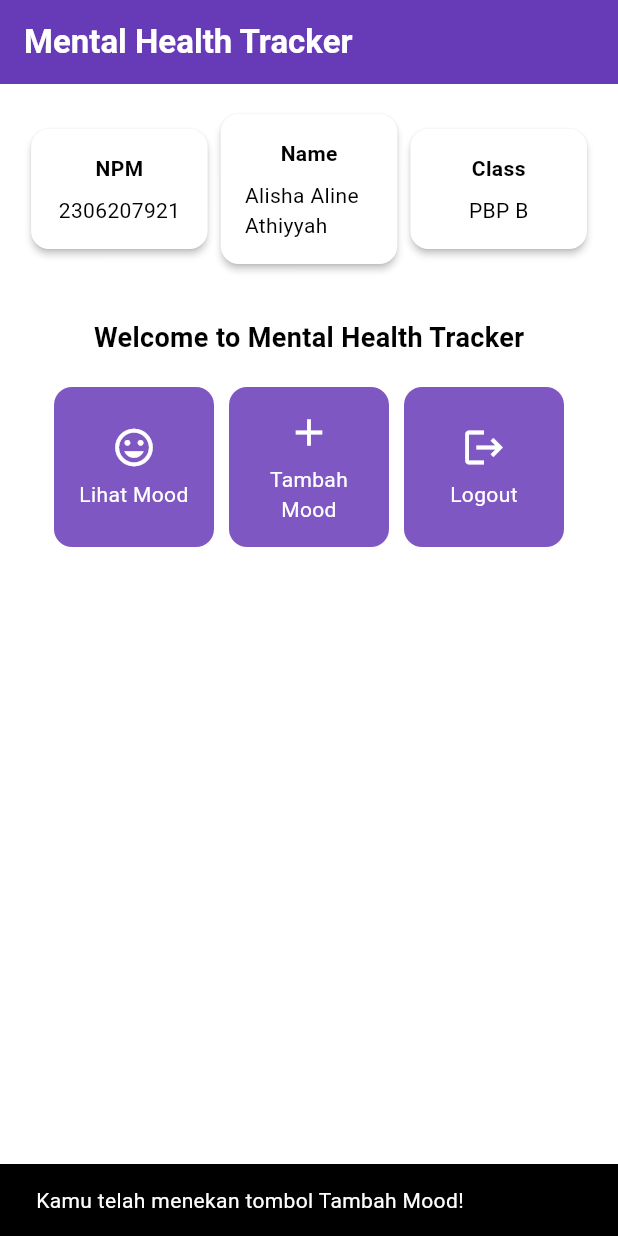
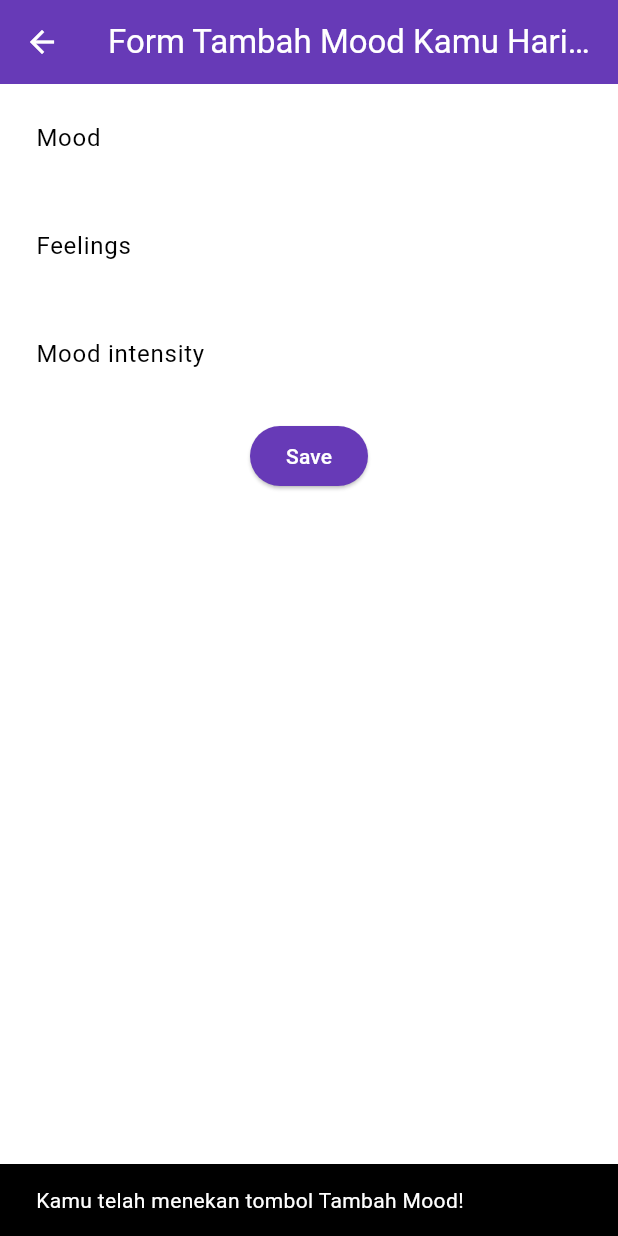
Before and after one commit to alinealisha/mental-health-tracker-mobile, a Flutter app: the screen it shows after launch, after a tap on "Tambah Mood", on a phone screen of 412 x 824 dp. Run offline on Flutter 3.47's test engine with Material 3 defaults, Android fonts, the phone set to English and light mode, and no system bars.

Commit message:
Tutorial 7

```diff
--- a/lib/main.dart
+++ b/lib/main.dart
@@ -1,5 +1,5 @@
 import 'package:flutter/material.dart';
-import 'package:mental_health_tracker/menu.dart';
+import 'package:mental_health_tracker/screens/menu.dart';
 
 void main() {
   runApp(const MyApp());
--- a/lib/menu.dart
+++ /dev/null
@@ -1,190 +0,0 @@
-import 'package:flutter/material.dart';
-
-class MyHomePage extends StatelessWidget {
-  final String npm = '2306207921'; // NPM
-  final String name = 'Alisha Aline Athiyyah'; // Nama
-  final String className = 'PBP B'; // Kelas
-
-  MyHomePage({super.key});
-
-    @override
-    Widget build(BuildContext context) {
-      // Scaffold menyediakan struktur dasar halaman dengan AppBar dan body.
-      return Scaffold(
-        // AppBar adalah bagian atas halaman yang menampilkan judul.
-        appBar: AppBar(
-          // Judul aplikasi "Mental Health Tracker" dengan teks putih dan tebal.
-          title: const Text(
-            'Mental Health Tracker',
-            style: TextStyle(
-              color: Colors.white,
-              fontWeight: FontWeight.bold,
-            ),
-          ),
-          // Warna latar belakang AppBar diambil dari skema warna tema aplikasi.
-          backgroundColor: Theme.of(context).colorScheme.primary,
-        ),
-        // Body halaman dengan padding di sekelilingnya.
-        body: Padding(
-          padding: const EdgeInsets.all(16.0),
-          // Menyusun widget secara vertikal dalam sebuah kolom.
-          child: Column(
-            crossAxisAlignment: CrossAxisAlignment.center,
-            children: [
-              // Row untuk menampilkan 3 InfoCard secara horizontal.
-              Row(
-                mainAxisAlignment: MainAxisAlignment.spaceEvenly,
-                children: [
-                  InfoCard(title: 'NPM', content: npm),
-                  InfoCard(title: 'Name', content: name),
-                  InfoCard(title: 'Class', content: className),
-                ],
-              ),
-
-              // Memberikan jarak vertikal 16 unit.
-              const SizedBox(height: 16.0),
-
-              // Menempatkan widget berikutnya di tengah halaman.
-              Center(
-                child: Column(
-                  // Menyusun teks dan grid item secara vertikal.
-
-                  children: [
-                    // Menampilkan teks sambutan dengan gaya tebal dan ukuran 18.
-                    const Padding(
-                      padding: EdgeInsets.only(top: 16.0),
-                      child: Text(
-                        'Welcome to Mental Health Tracker',
-                        style: TextStyle(
-                          fontWeight: FontWeight.bold,
-                          fontSize: 18.0,
-                        ),
-                      ),
-                    ),
-
-                    // Grid untuk menampilkan ItemCard dalam bentuk grid 3 kolom.
-                    GridView.count(
-                      primary: true,
-                      padding: const EdgeInsets.all(20),
-                      crossAxisSpacing: 10,
-                      mainAxisSpacing: 10,
-                      crossAxisCount: 3,
-                      // Agar grid menyesuaikan tinggi kontennya.
-                      shrinkWrap: true,
-
-                      // Menampilkan ItemCard untuk setiap item dalam list items.
-                      children: items.map((ItemHomepage item) {
-                        return ItemCard(item);
-                      }).toList(),
-                    ),
-                  ],
-                ),
-              ),
-            ],
-          ),
-        ),
-      );
-    }
-
-  final List<ItemHomepage> items = [
-         ItemHomepage("Lihat Mood", Icons.mood),
-         ItemHomepage("Tambah Mood", Icons.add),
-         ItemHomepage("Logout", Icons.logout),
-     ];
-}
-
-
-class InfoCard extends StatelessWidget {
-  // Kartu informasi yang menampilkan title dan content.
-
-  final String title;  // Judul kartu.
-  final String content;  // Isi kartu.
-
-  const InfoCard({super.key, required this.title, required this.content});
-
-  @override
-  Widget build(BuildContext context) {
-    return Card(
-      // Membuat kotak kartu dengan bayangan dibawahnya.
-      elevation: 2.0,
-      child: Container(
-        // Mengatur ukuran dan jarak di dalam kartu.
-        width: MediaQuery.of(context).size.width / 3.5, // menyesuaikan dengan lebar device yang digunakan.
-        padding: const EdgeInsets.all(16.0),
-        // Menyusun title dan content secara vertikal.
-        child: Column(
-          children: [
-            Text(
-              title,
-              style: const TextStyle(fontWeight: FontWeight.bold),
-            ),
-            const SizedBox(height: 8.0),
-            Text(content),
-          ],
-        ),
-      ),
-    );
-  }
-}
-
-class ItemHomepage {
-     final String name;
-     final IconData icon;
-
-     ItemHomepage(this.name, this.icon);
-}
-
-
-class ItemCard extends StatelessWidget {
-  // Menampilkan kartu dengan ikon dan nama.
-
-  final ItemHomepage item;
-
-  const ItemCard(this.item, {super.key});
-
-  @override
-  Widget build(BuildContext context) {
-    return Material(
-      // Menentukan warna latar belakang dari tema aplikasi.
-      color: Theme.of(context).colorScheme.secondary,
-      // Membuat sudut kartu melengkung.
-      borderRadius: BorderRadius.circular(12),
-
-      child: InkWell(
-        // Aksi ketika kartu ditekan.
-        onTap: () {
-          // Menampilkan pesan SnackBar saat kartu ditekan.
-          ScaffoldMessenger.of(context)
-            ..hideCurrentSnackBar()
-            ..showSnackBar(
-              SnackBar(content: Text("Kamu telah menekan tombol ${item.name}!"))
-            );
-        },
-        // Container untuk menyimpan Icon dan Text
-        child: Container(
-          padding: const EdgeInsets.all(8),
-          child: Center(
-            child: Column(
-              // Menyusun ikon dan teks di tengah kartu.
-              mainAxisAlignment: MainAxisAlignment.center,
-              children: [
-                Icon(
-                  item.icon,
-                  color: Colors.white,
-                  size: 30.0,
-                ),
-                const Padding(padding: EdgeInsets.all(3)),
-                Text(
-                  item.name,
-                  textAlign: TextAlign.center,
-                  style: const TextStyle(color: Colors.white),
-                ),
-              ],
-            ),
-          ),
-        ),
-      ),
-    );
-  }
-
-}
--- /dev/null
+++ b/lib/screens/menu.dart
@@ -0,0 +1,133 @@
+import 'package:flutter/material.dart';
+import 'package:mental_health_tracker/widgets/left_drawer.dart';
+import 'package:mental_health_tracker/widgets/mood_card.dart';
+
+class MyHomePage extends StatelessWidget {
+  final String npm = '2306207921'; // NPM
+  final String name = 'Alisha Aline Athiyyah'; // Nama
+  final String className = 'PBP B'; // Kelas
+
+  MyHomePage({super.key});
+
+  @override
+  Widget build(BuildContext context) {
+    // Scaffold menyediakan struktur dasar halaman dengan AppBar dan body.
+    return Scaffold(
+      // AppBar adalah bagian atas halaman yang menampilkan judul.
+      appBar: AppBar(
+        iconTheme: const IconThemeData(color: Colors.white),
+        // Masukkan drawer sebagai parameter nilai drawer dari widget Scaffold
+        // Judul aplikasi "Mental Health Tracker" dengan teks putih dan tebal.
+        title: const Text(
+          'Mental Health Tracker',
+          style: TextStyle(
+            color: Colors.white,
+            fontWeight: FontWeight.bold,
+          ),
+        ),
+        // Warna latar belakang AppBar diambil dari skema warna tema aplikasi.
+        backgroundColor: Theme.of(context).colorScheme.primary,
+      ),
+      // Body halaman dengan padding di sekelilingnya.
+      body: Padding(
+        padding: const EdgeInsets.all(16.0),
+        // Menyusun widget secara vertikal dalam sebuah kolom.
+        child: Column(
+          crossAxisAlignment: CrossAxisAlignment.center,
+          children: [
+            // Row untuk menampilkan 3 InfoCard secara horizontal.
+            Row(
+              mainAxisAlignment: MainAxisAlignment.spaceEvenly,
+              children: [
+                InfoCard(title: 'NPM', content: npm),
+                InfoCard(title: 'Name', content: name),
+                InfoCard(title: 'Class', content: className),
+              ],
+            ),
+
+            // Memberikan jarak vertikal 16 unit.
+            const SizedBox(height: 16.0),
+
+            // Menempatkan widget berikutnya di tengah halaman.
+            Center(
+              child: Column(
+                // Menyusun teks dan grid item secara vertikal.
+
+                children: [
+                  // Menampilkan teks sambutan dengan gaya tebal dan ukuran 18.
+                  const Padding(
+                    padding: EdgeInsets.only(top: 16.0),
+                    child: Text(
+                      'Welcome to Mental Health Tracker',
+                      style: TextStyle(
+                        fontWeight: FontWeight.bold,
+                        fontSize: 18.0,
+                      ),
+                    ),
+                  ),
+
+                  // Grid untuk menampilkan ItemCard dalam bentuk grid 3 kolom.
+                  GridView.count(
+                    primary: true,
+                    padding: const EdgeInsets.all(20),
+                    crossAxisSpacing: 10,
+                    mainAxisSpacing: 10,
+                    crossAxisCount: 3,
+                    // Agar grid menyesuaikan tinggi kontennya.
+                    shrinkWrap: true,
+
+                    // Menampilkan ItemCard untuk setiap item dalam list items.
+                    children: items.map((ItemHomepage item) {
+                      return ItemCard(item);
+                    }).toList(),
+                  ),
+                ],
+              ),
+            ),
+          ],
+        ),
+      ),
+      drawer: const LeftDrawer(),
+    );
+  }
+
+  final List<ItemHomepage> items = [
+    ItemHomepage("Lihat Mood", Icons.mood),
+    ItemHomepage("Tambah Mood", Icons.add),
+    ItemHomepage("Logout", Icons.logout),
+  ];
+}
+
+class InfoCard extends StatelessWidget {
+  // Kartu informasi yang menampilkan title dan content.
+
+  final String title; // Judul kartu.
+  final String content; // Isi kartu.
+
+  const InfoCard({super.key, required this.title, required this.content});
+
+  @override
+  Widget build(BuildContext context) {
+    return Card(
+      // Membuat kotak kartu dengan bayangan dibawahnya.
+      elevation: 2.0,
+      child: Container(
+        // Mengatur ukuran dan jarak di dalam kartu.
+        width: MediaQuery.of(context).size.width /
+            3.5, // menyesuaikan dengan lebar device yang digunakan.
+        padding: const EdgeInsets.all(16.0),
+        // Menyusun title dan content secara vertikal.
+        child: Column(
+          children: [
+            Text(
+              title,
+              style: const TextStyle(fontWeight: FontWeight.bold),
+            ),
+            const SizedBox(height: 8.0),
+            Text(content),
+          ],
+        ),
+      ),
+    );
+  }
+}
--- /dev/null
+++ b/lib/screens/moodentry_form.dart
@@ -0,0 +1,161 @@
+import 'package:flutter/material.dart';
+
+class MoodEntryFormPage extends StatefulWidget {
+  const MoodEntryFormPage({super.key});
+
+  @override
+  State<MoodEntryFormPage> createState() => _MoodEntryFormPageState();
+}
+
+class _MoodEntryFormPageState extends State<MoodEntryFormPage> {
+  final _formKey = GlobalKey<FormState>();
+  String _mood = "";
+	String _feelings = "";
+	int _moodIntensity = 0;
+
+
+  @override
+  Widget build(BuildContext context) {
+    return
+    Scaffold(
+      appBar: AppBar(
+        title: const Center(
+          child: Text(
+            'Form Tambah Mood Kamu Hari ini',
+          ),
+        ),
+        backgroundColor: Theme.of(context).colorScheme.primary,
+        foregroundColor: Colors.white,
+      ),
+      body: Form(
+        key: _formKey,
+        child: SingleChildScrollView(
+          child: Column(
+            crossAxisAlignment: CrossAxisAlignment.start,
+            children: [
+              Padding(
+                padding: const EdgeInsets.all(8.0),
+                child: TextFormField(
+                  decoration: InputDecoration(
+                    hintText: "Mood",
+                    labelText: "Mood",
+                    border: OutlineInputBorder(
+                      borderRadius: BorderRadius.circular(5.0),
+                    ),
+                  ),
+                  onChanged: (String? value) {
+                    setState(() {
+                      _mood = value!;
+                    });
+                  },
+                  validator: (String? value) {
+                    if (value == null || value.isEmpty) {
+                      return "Mood tidak boleh kosong!";
+                    }
+                    return null;
+                  },
+                ),
+              ),
+              Padding(
+                padding: const EdgeInsets.all(8.0),
+                child: TextFormField(
+                  decoration: InputDecoration(
+                    hintText: "Feelings",
+                    labelText: "Feelings",
+                    border: OutlineInputBorder(
+                      borderRadius: BorderRadius.circular(5.0),
+                    ),
+                  ),
+                  onChanged: (String? value) {
+                    setState(() {
+                      _feelings = value!;
+                    });
+                  },
+                  validator: (String? value) {
+                    if (value == null || value.isEmpty) {
+                      return "Feelings tidak boleh kosong!";
+                    }
+                    return null;
+                  },
+                ),
+              ),
+              Padding(
+                padding: const EdgeInsets.all(8.0),
+                child: TextFormField(
+                  decoration: InputDecoration(
+                    hintText: "Mood intensity",
+                    labelText: "Mood intensity",
+                    border: OutlineInputBorder(
+                      borderRadius: BorderRadius.circular(5.0),
+                    ),
+                  ),
+                  onChanged: (String? value) {
+                    setState(() {
+                      _moodIntensity = int.tryParse(value!) ?? 0;
+                    });
+                  },
+                  validator: (String? value) {
+                    if (value == null || value.isEmpty) {
+                      return "Mood intensity tidak boleh kosong!";
+                    }
+                    if (int.tryParse(value) == null) {
+                      return "Mood intensity harus berupa angka!";
+                    }
+                    return null;
+                  },
+                ),
+              ),
+              Align(
+                alignment: Alignment.bottomCenter,
+                child: Padding(
+                  padding: const EdgeInsets.all(8.0),
+                  child: ElevatedButton(
+                    style: ButtonStyle(
+                      backgroundColor: WidgetStateProperty.all(
+                          Theme.of(context).colorScheme.primary),
+                    ),
+                    onPressed: () {
+                      if (_formKey.currentState!.validate()) {
+                        showDialog(
+                          context: context,
+                          builder: (context) {
+                            return AlertDialog(
+                              title: const Text('Mood berhasil tersimpan'),
+                              content: SingleChildScrollView(
+                                child: Column(
+                                  crossAxisAlignment: CrossAxisAlignment.start,
+                                  children: [
+                                    Text('Mood: $_mood'),
+                                    Text('Feelings: $_feelings'),
+                                    Text('Mood Intensity: $_moodIntensity'),
+                                  ],
+                                ),
+                              ),
+                              actions: [
+                                TextButton(
+                                  child: const Text('OK'),
+                                  onPressed: () {
+                                    Navigator.pop(context);
+                                    _formKey.currentState!.reset();
+                                  },
+                                ),
+                              ],
+                            );
+                          },
+                        );
+                      }
+                    },
+                    child: const Text(
+                      "Save",
+                      style: TextStyle(color: Colors.white),
+                    ),
+                  ),
+                ),
+              ),
+            ],
+          )
+        ),
+      ),
+    );
+  }
+}
--- /dev/null
+++ b/lib/widgets/left_drawer.dart
@@ -0,0 +1,71 @@
+import 'package:flutter/material.dart';
+import 'package:mental_health_tracker/screens/menu.dart';
+import 'package:mental_health_tracker/screens/moodentry_form.dart';
+// TODO: Impor halaman MoodEntryFormPage jika sudah dibuat
+
+class LeftDrawer extends StatelessWidget {
+  const LeftDrawer({super.key});
+
+  @override
+  Widget build(BuildContext context) {
+    return Drawer(
+      child: ListView(
+        children: [
+          DrawerHeader(
+            decoration: BoxDecoration(
+              color: Theme.of(context).colorScheme.primary,
+            ),
+            child: const Column(
+              children: [
+                Text(
+                  'Mental Health Tracker',
+                  textAlign: TextAlign.center,
+                  style: TextStyle(
+                    fontSize: 24,
+                    fontWeight: FontWeight.bold,
+                    color: Colors.white,
+                  ),
+                ),
+                Padding(padding: EdgeInsets.all(8)),
+                Text(
+                  "Ayo jaga kesehatan mentalmu setiap hari disini!",
+                  textAlign: TextAlign.center,
+                  style: TextStyle(
+                    fontSize: 15,
+                    fontWeight: FontWeight.normal,
+                    color: Colors.white,
+                  ),
+                  // TODO: Tambahkan gaya teks dengan center alignment, font ukuran 15, warna putih, dan weight biasa
+                ),
+              ],
+            ),
+          ),
+            ListTile(
+              leading: const Icon(Icons.home_outlined),
+              title: const Text('Halaman Utama'),
+              // Bagian redirection ke MyHomePage
+              onTap: () {
+                Navigator.push(
+                    context,
+                    MaterialPageRoute(
+                      builder: (context) => MyHomePage(),
+                    ));
+              },
+            ),
+            ListTile(
+              leading: const Icon(Icons.mood),
+              title: const Text('Tambah Mood'),
+              // Bagian redirection ke MoodEntryFormPage
+              onTap: () {
+                Navigator.push(
+                  context,
+                  MaterialPageRoute(
+                    builder: (context) => const MoodEntryFormPage(),
+                  ));
+              },
+            ),
+        ],
+      ),
+    );
+  }
+}
--- /dev/null
+++ b/lib/widgets/mood_card.dart
@@ -0,0 +1,68 @@
+import 'package:flutter/material.dart';
+import 'package:mental_health_tracker/screens/moodentry_form.dart';
+
+class ItemHomepage {
+  final String name;
+  final IconData icon;
+
+  ItemHomepage(this.name, this.icon);
+}
+
+class ItemCard extends StatelessWidget {
+  // Menampilkan kartu dengan ikon dan nama.
+
+  final ItemHomepage item;
+
+  const ItemCard(this.item, {super.key});
+
+  @override
+  Widget build(BuildContext context) {
+    return Material(
+      // Menentukan warna latar belakang dari tema aplikasi.
+      color: Theme.of(context).colorScheme.secondary,
+      // Membuat sudut kartu melengkung.
+      borderRadius: BorderRadius.circular(12),
+
+      child: InkWell(
+        // Aksi ketika kartu ditekan.
+        onTap: () {
+          // Menampilkan pesan SnackBar saat kartu ditekan.
+          ScaffoldMessenger.of(context)
+            ..hideCurrentSnackBar()
+            ..showSnackBar(SnackBar(
+                content: Text("Kamu telah menekan tombol ${item.name}!")));
+          // Navigate ke route yang sesuai (tergantung jenis tombol)
+          if (item.name == "Tambah Mood") {
+            Navigator.push(
+                context,
+                MaterialPageRoute(
+                    builder: (context) => const MoodEntryFormPage()));
+          }
+        },
+        // Container untuk menyimpan Icon dan Text
+        child: Container(
+          padding: const EdgeInsets.all(8),
+          child: Center(
+            child: Column(
+              // Menyusun ikon dan teks di tengah kartu.
+              mainAxisAlignment: MainAxisAlignment.center,
+              children: [
+                Icon(
+                  item.icon,
+                  color: Colors.white,
+                  size: 30.0,
+                ),
+                const Padding(padding: EdgeInsets.all(3)),
+                Text(
+                  item.name,
+                  textAlign: TextAlign.center,
+                  style: const TextStyle(color: Colors.white),
+                ),
+              ],
+            ),
+          ),
+        ),
+      ),
+    );
+  }
+}
```
